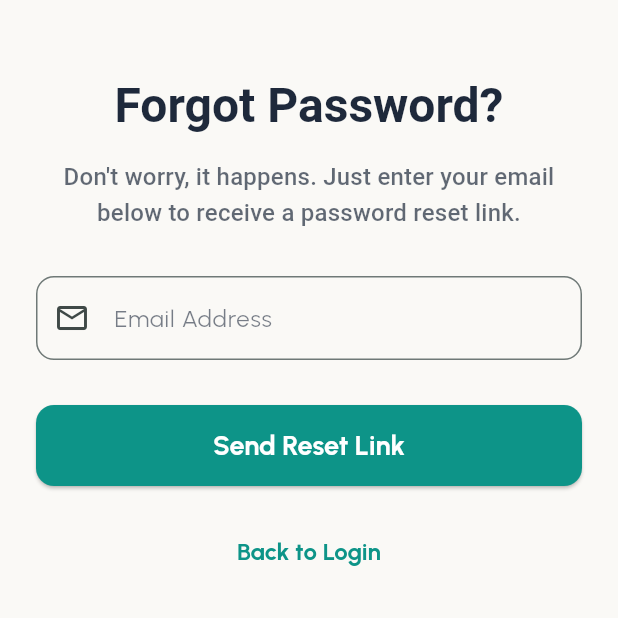
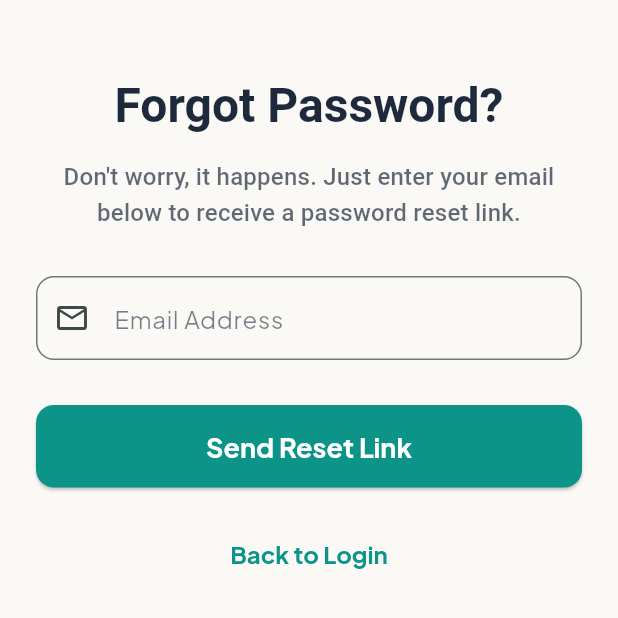
Before and after one commit to jsvelchez/myapp, a Flutter app: the screen it shows after launch, after a tap on "Forgot password?", on a phone screen of 412 x 824 dp, the top half of it. Run offline on Flutter 3.47's test engine with Material 3 defaults, Android fonts, the light colour scheme and no system bars; our stand-ins replace firebase_auth, firebase_core, font_awesome_flutter, google_fonts; accounts and stored records are empty; network calls fail.

Commit message:
Changes: Auth UI

```diff
--- a/lib/screens/auth/auth_screen.dart
+++ b/lib/screens/auth/auth_screen.dart
@@ -179,16 +179,11 @@ class _LoginScreenState extends State<LoginScreen> {
                                   text: _isSignUp
                                       ? 'Already have an account? '
                                       : "Don't have an account? ",
-                                  style: TextStyle(
-                                    fontWeight: FontWeight.normal,
-                                    color: Colors.grey[600],
-                                  ),
+                                  style: Theme.of(context).textTheme.bodyMedium,
                                 ),
                                 TextSpan(
                                     text: _isSignUp ? 'Sign In' : 'Sign Up',
-                                    style: TextStyle(
-                                        color: Theme.of(context).primaryColor,
-                                        fontWeight: FontWeight.bold)),
+                                    style: Theme.of(context).textTheme.bodyMedium?.copyWith(fontWeight: FontWeight.bold, color: Theme.of(context).primaryColor)),
                               ],
                             ),
                             textAlign: TextAlign.center,
--- a/lib/theme.dart
+++ b/lib/theme.dart
@@ -15,7 +15,7 @@ final ThemeData appTheme = ThemeData(
     secondary: lightMint, // Use Light Mint as secondary
   ),
   scaffoldBackgroundColor: softCream,
-  textTheme: GoogleFonts.urbanistTextTheme(
+  textTheme: GoogleFonts.plusJakartaSansTextTheme(
     ThemeData.light().textTheme,
   ).copyWith(
     // For large headlines like "Welcome to Splitzy!"
@@ -39,7 +39,7 @@ final ThemeData appTheme = ThemeData(
       shape: RoundedRectangleBorder(
         borderRadius: BorderRadius.circular(12),
       ),
-      textStyle: GoogleFonts.urbanist(
+      textStyle: GoogleFonts.plusJakartaSans(
         fontSize: 18,
         fontWeight: FontWeight.bold,
       ),
@@ -48,7 +48,7 @@ final ThemeData appTheme = ThemeData(
   textButtonTheme: TextButtonThemeData(
     style: TextButton.styleFrom(
       foregroundColor: primaryAction,
-      textStyle: GoogleFonts.urbanist(
+      textStyle: GoogleFonts.plusJakartaSans(
         fontWeight: FontWeight.bold,
         fontSize: 16,
       ),
```
